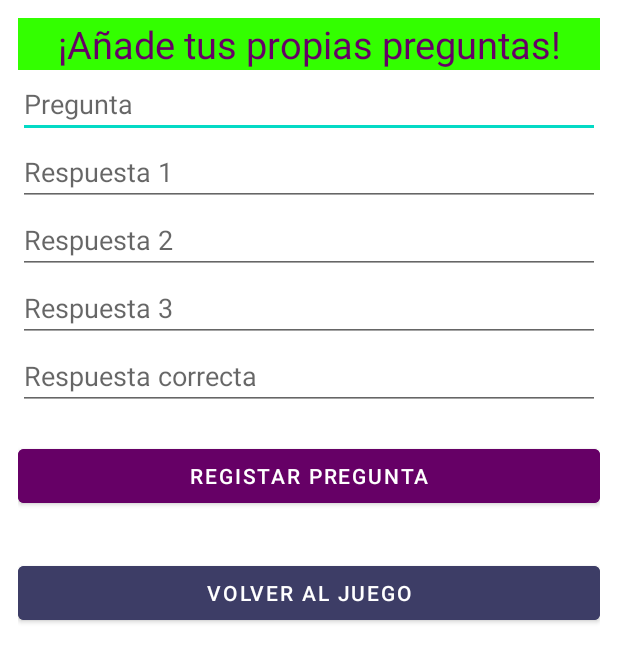
After one commit to juandifs00/Practicas_Android_Studio, an Android app: the layout activity_ppreguntas.xml on its own in the app's theme, with its tools: preview values and no code run, on a phone screen of 412 x 824 dp. The commit adds this screen. Shown: the top 662 px of the screen. Run offline under Robolectric (Android 15) with nearby library versions, the light colour scheme and no system bars.

Commit message:
Pantalla de preguntas y diseño

```diff
--- /dev/null
+++ b/AppPreguntasSQLite/app/src/main/res/layout/activity_ppreguntas.xml
@@ -0,0 +1,95 @@
+<?xml version="1.0" encoding="utf-8"?>
+<LinearLayout xmlns:android="http://schemas.android.com/apk/res/android"
+    xmlns:app="http://schemas.android.com/apk/res-auto"
+    xmlns:tools="http://schemas.android.com/tools"
+    android:layout_width="match_parent"
+    android:layout_height="match_parent"
+    tools:context=".PPreguntas"
+    android:orientation="vertical"
+    android:padding="12dp">
+
+    <LinearLayout
+        android:layout_width="match_parent"
+        android:layout_height="wrap_content">
+
+        <TextView
+            android:layout_width="match_parent"
+            android:layout_height="wrap_content"
+            android:text="¡Añade tus propias preguntas!"
+            android:gravity="center"
+            android:textAlignment="center"
+            android:textSize="25sp"
+            android:textColor="@color/purple"
+            android:background="@color/especial"
+            ></TextView>
+
+    </LinearLayout>
+
+    <LinearLayout
+        android:layout_width="match_parent"
+        android:layout_height="wrap_content"
+        android:orientation="vertical">
+
+        <EditText
+            android:layout_width="match_parent"
+            android:layout_height="wrap_content"
+            android:hint="Pregunta"
+            android:id="@+id/etPegunta"
+            ></EditText>
+
+        <EditText
+            android:layout_width="match_parent"
+            android:layout_height="wrap_content"
+            android:hint="Respuesta 1"
+            android:id="@+id/etResp1"
+            ></EditText>
+
+        <EditText
+            android:layout_width="match_parent"
+            android:layout_height="wrap_content"
+            android:hint="Respuesta 2"
+            android:id="@+id/etResp2"
+            ></EditText>
+
+        <EditText
+            android:layout_width="match_parent"
+            android:layout_height="wrap_content"
+            android:hint="Respuesta 3"
+            android:id="@+id/etResp3"
+            ></EditText>
+
+        <EditText
+            android:layout_width="match_parent"
+            android:layout_height="wrap_content"
+            android:hint="Respuesta correcta"
+            android:id="@+id/etOpCorrecta"
+            ></EditText>
+
+    </LinearLayout>
+
+    <LinearLayout
+        android:layout_width="match_parent"
+        android:layout_height="wrap_content"
+        android:orientation="vertical">
+
+        <Button
+            android:layout_width="match_parent"
+            android:layout_height="wrap_content"
+            android:text="Registar Pregunta"
+            android:id="@+id/btnRegistar"
+            android:backgroundTint="@color/purple"
+            android:layout_marginTop="20dp"
+            ></Button>
+
+        <Button
+            android:layout_width="match_parent"
+            android:layout_height="wrap_content"
+            android:text="Volver al juego"
+            android:id="@+id/btnVolver"
+            android:backgroundTint="@color/regresar"
+            android:layout_marginTop="30dp"
+            ></Button>
+
+    </LinearLayout>
+
+</LinearLayout>
--- a/AppPreguntasSQLite/app/src/main/res/values/colors.xml
+++ b/AppPreguntasSQLite/app/src/main/res/values/colors.xml
@@ -12,4 +12,6 @@
     <color name="red">#CC3300</color>
     <color name="blue">#000066</color>
     <color name="especial">#33FF00</color>
+    <color name="añadir">#004d00</color>
+    <color name="regresar">#3d3d66</color>
 </resources>
```
